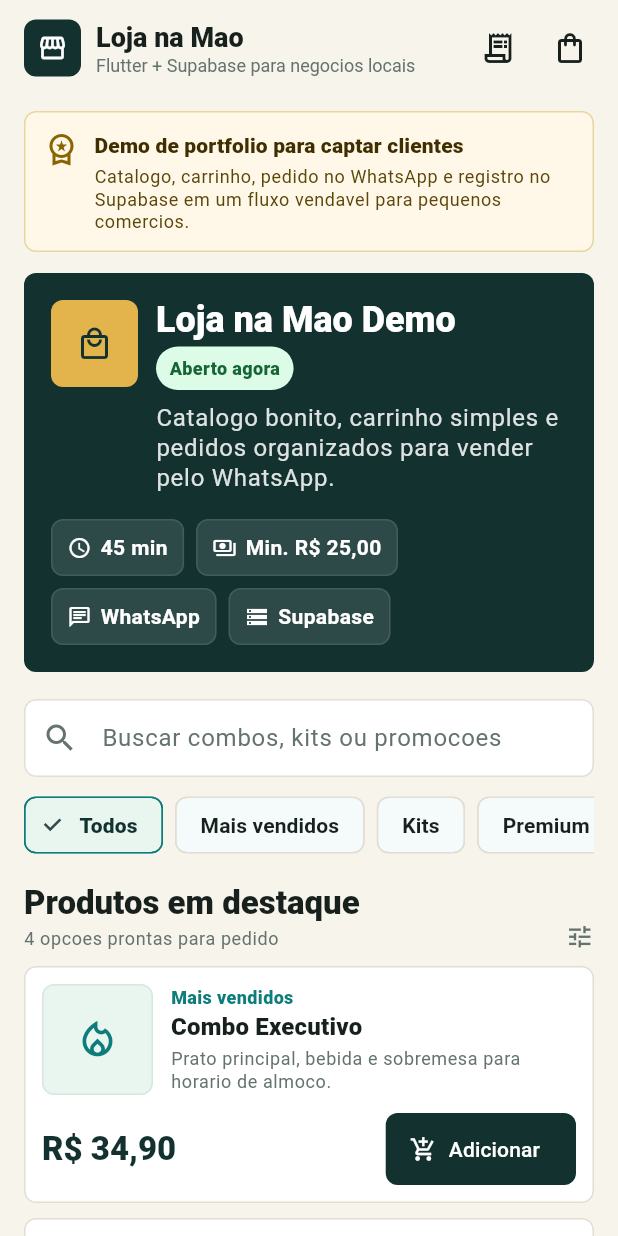
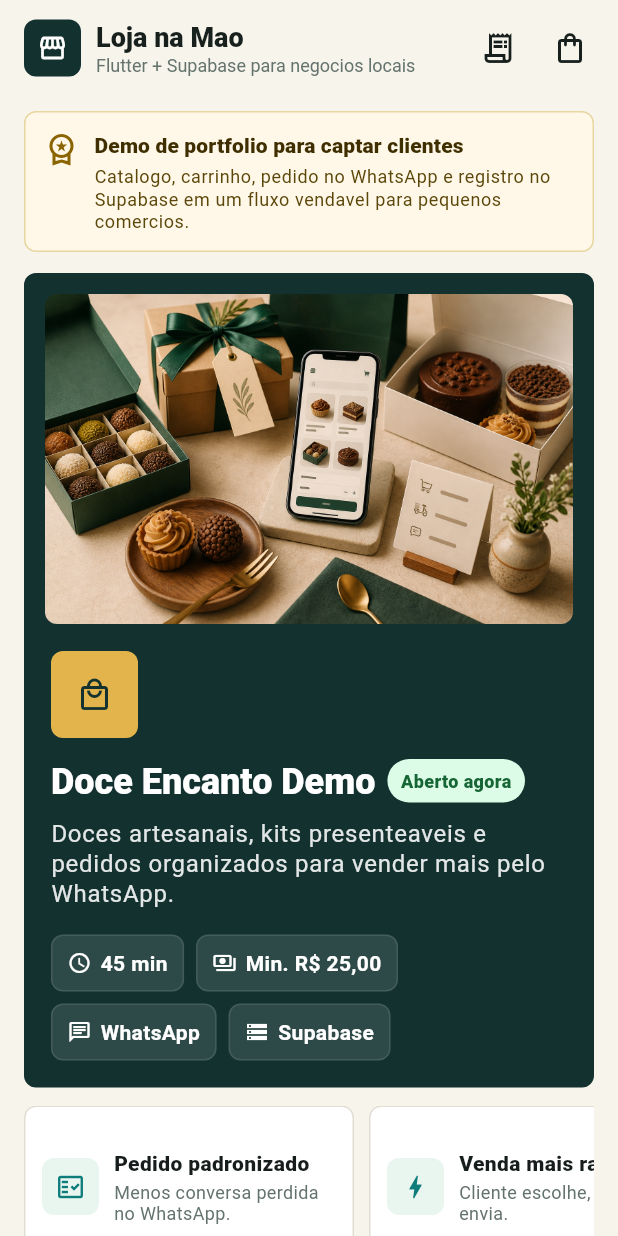
Before and after one commit to RyanSDeve/loja-na-mao, a Flutter app: the screen it shows after launch, on a phone screen of 412 x 824 dp. Run offline on Flutter 3.47's test engine with Material 3 defaults, Android fonts, the phone set to English and light mode, and no system bars; our stand-ins replace supabase_flutter; accounts and stored records are empty.

Commit message:
Refina demo para portfolio comercial

```diff
--- a/lib/main.dart
+++ b/lib/main.dart
@@ -403,6 +403,8 @@ class StorefrontMainColumn extends StatelessWidget {
         const PortfolioDemoBanner(),
         const SizedBox(height: 14),
         StoreHero(store: store),
+        const SizedBox(height: 12),
+        const BusinessImpactStrip(),
         const SizedBox(height: 18),
         SearchAndFilters(
           categories: categories,
@@ -475,6 +477,123 @@ class PortfolioDemoBanner extends StatelessWidget {
   }
 }
 
+class BusinessImpactStrip extends StatelessWidget {
+  const BusinessImpactStrip({super.key});
+
+  @override
+  Widget build(BuildContext context) {
+    const items = [
+      ImpactItemData(
+        icon: Icons.fact_check_outlined,
+        title: 'Pedido padronizado',
+        text: 'Menos conversa perdida no WhatsApp.',
+      ),
+      ImpactItemData(
+        icon: Icons.bolt_outlined,
+        title: 'Venda mais rapido',
+        text: 'Cliente escolhe, soma e envia.',
+      ),
+      ImpactItemData(
+        icon: Icons.storage_outlined,
+        title: 'Backend real',
+        text: 'Pedido registrado no Supabase.',
+      ),
+    ];
+
+    return LayoutBuilder(
+      builder: (context, constraints) {
+        if (constraints.maxWidth >= 760) {
+          return Row(
+            children: [
+              for (var index = 0; index < items.length; index++) ...[
+                Expanded(child: ImpactItem(data: items[index])),
+                if (index != items.length - 1) const SizedBox(width: 10),
+              ],
+            ],
+          );
+        }
+
+        return SizedBox(
+          height: 108,
+          child: ListView.separated(
+            scrollDirection: Axis.horizontal,
+            itemCount: items.length,
+            separatorBuilder: (_, __) => const SizedBox(width: 10),
+            itemBuilder: (context, index) {
+              return SizedBox(
+                width: 220,
+                child: ImpactItem(data: items[index]),
+              );
+            },
+          ),
+        );
+      },
+    );
+  }
+}
+
+class ImpactItemData {
+  const ImpactItemData({
+    required this.icon,
+    required this.title,
+    required this.text,
+  });
+
+  final IconData icon;
+  final String title;
+  final String text;
+}
+
+class ImpactItem extends StatelessWidget {
+  const ImpactItem({required this.data, super.key});
+
+  final ImpactItemData data;
+
+  @override
+  Widget build(BuildContext context) {
+    return Card(
+      child: Padding(
+        padding: const EdgeInsets.all(12),
+        child: Row(
+          children: [
+            Container(
+              width: 38,
+              height: 38,
+              decoration: BoxDecoration(
+                color: mint,
+                borderRadius: BorderRadius.circular(8),
+              ),
+              child: Icon(data.icon, color: emerald, size: 20),
+            ),
+            const SizedBox(width: 10),
+            Expanded(
+              child: Column(
+                crossAxisAlignment: CrossAxisAlignment.start,
+                mainAxisAlignment: MainAxisAlignment.center,
+                children: [
+                  Text(
+                    data.title,
+                    maxLines: 1,
+                    overflow: TextOverflow.ellipsis,
+                    style: const TextStyle(fontWeight: FontWeight.w900),
+                  ),
+                  const SizedBox(height: 3),
+                  Text(
+                    data.text,
+                    maxLines: 2,
+                    overflow: TextOverflow.ellipsis,
+                    style: const TextStyle(color: mutedInk, fontSize: 12, height: 1.2),
+                  ),
+                ],
+              ),
+            ),
+          ],
+        ),
+      ),
+    );
+  }
+}
+
 class StoreHero extends StatelessWidget {
   const StoreHero({required this.store, super.key});
 
@@ -482,16 +601,66 @@ class StoreHero extends StatelessWidget {
 
   @override
   Widget build(BuildContext context) {
+    return LayoutBuilder(
+      builder: (context, constraints) {
+        final isWide = constraints.maxWidth >= 720;
         return Container(
-      padding: const EdgeInsets.all(18),
+          padding: const EdgeInsets.all(14),
           decoration: BoxDecoration(
             color: forest,
             borderRadius: BorderRadius.circular(8),
           ),
+          child: isWide
+              ? Row(
+                  children: [
+                    Expanded(child: StoreHeroCopy(store: store)),
+                    const SizedBox(width: 16),
+                    const Expanded(child: StoreHeroImage()),
+                  ],
+                )
+              : Column(
+                  crossAxisAlignment: CrossAxisAlignment.start,
+                  children: [
+                    const StoreHeroImage(),
+                    const SizedBox(height: 14),
+                    StoreHeroCopy(store: store),
+                  ],
+                ),
+        );
+      },
+    );
+  }
+}
+
+class StoreHeroImage extends StatelessWidget {
+  const StoreHeroImage({super.key});
+
+  @override
+  Widget build(BuildContext context) {
+    return ClipRRect(
+      borderRadius: BorderRadius.circular(8),
+      child: AspectRatio(
+        aspectRatio: 16 / 10,
+        child: Image.asset(
+          'assets/images/storefront-hero.png',
+          fit: BoxFit.cover,
+          alignment: Alignment.center,
+        ),
+      ),
+    );
+  }
+}
+
+class StoreHeroCopy extends StatelessWidget {
+  const StoreHeroCopy({required this.store, super.key});
+
+  final Store store;
+
+  @override
+  Widget build(BuildContext context) {
+    return Padding(
+      padding: const EdgeInsets.all(4),
       child: Column(
-        crossAxisAlignment: CrossAxisAlignment.start,
-        children: [
-          Row(
         crossAxisAlignment: CrossAxisAlignment.start,
         children: [
           Container(
@@ -503,14 +672,10 @@ class StoreHero extends StatelessWidget {
             ),
             child: const Icon(Icons.local_mall_outlined, color: forest),
           ),
-              const SizedBox(width: 12),
-              Expanded(
-                child: Column(
-                  crossAxisAlignment: CrossAxisAlignment.start,
-                  children: [
+          const SizedBox(height: 14),
           Wrap(
             spacing: 8,
-                      runSpacing: 6,
+            runSpacing: 8,
             crossAxisAlignment: WrapCrossAlignment.center,
             children: [
               Text(
@@ -524,18 +689,13 @@ class StoreHero extends StatelessWidget {
               StoreStatusChip(isOpen: store.isOpen),
             ],
           ),
-                    const SizedBox(height: 8),
+          const SizedBox(height: 10),
           Text(
             store.headline,
             style: Theme.of(context).textTheme.bodyLarge?.copyWith(
-                            color: Colors.white.withValues(alpha: 0.86),
+                  color: Colors.white.withValues(alpha: 0.88),
                   height: 1.28,
                 ),
-                    ),
-                  ],
-                ),
-              ),
-            ],
           ),
           const SizedBox(height: 18),
           Wrap(
@@ -842,8 +1002,8 @@ class ProductThumb extends StatelessWidget {
   @override
   Widget build(BuildContext context) {
     final icon = switch (category) {
-      'Mais vendidos' => Icons.local_fire_department_outlined,
-      'Kits' => Icons.redeem_outlined,
+      'Mais pedidos' => Icons.local_fire_department_outlined,
+      'Presentes' => Icons.redeem_outlined,
       'Premium' => Icons.diamond_outlined,
       'Promocoes' => Icons.sell_outlined,
       _ => Icons.local_mall_outlined,
@@ -1615,9 +1775,10 @@ class StoreData {
     return StoreData(
       store: const Store(
         id: 'demo-store',
-        name: 'Loja na Mao Demo',
+        name: 'Doce Encanto Demo',
         whatsapp: '5599999999999',
-        headline: 'Catalogo bonito, carrinho simples e pedidos organizados para vender pelo WhatsApp.',
+        headline:
+            'Doces artesanais, kits presenteaveis e pedidos organizados para vender mais pelo WhatsApp.',
         deliveryMinutes: 45,
         minimumOrder: 25,
         isOpen: true,
@@ -1625,31 +1786,31 @@ class StoreData {
       products: const [
         Product(
           id: '1',
-          name: 'Combo Executivo',
-          description: 'Prato principal, bebida e sobremesa para horario de almoco.',
-          category: 'Mais vendidos',
-          price: 34.90,
+          name: 'Caixa Brigadeiros Gourmet',
+          description: 'Nove brigadeiros artesanais em embalagem pronta para presente.',
+          category: 'Mais pedidos',
+          price: 49.90,
         ),
         Product(
           id: '2',
-          name: 'Kit Presente',
-          description: 'Caixa pronta para datas especiais com embalagem personalizada.',
-          category: 'Kits',
-          price: 79.90,
+          name: 'Kit Presente Especial',
+          description: 'Selecao de doces finos com fita, tag e cartao para mensagem.',
+          category: 'Presentes',
+          price: 89.90,
         ),
         Product(
           id: '3',
-          name: 'Produto Premium',
-          description: 'Opcao de maior margem para destacar no topo da vitrine.',
+          name: 'Torta Chocolate Belga',
+          description: 'Torta premium para celebracoes, com cobertura cremosa e crocante.',
           category: 'Premium',
-          price: 129.90,
+          price: 139.90,
         ),
         Product(
           id: '4',
-          name: 'Oferta da Semana',
-          description: 'Promocao com preco atrativo para acelerar pedidos pelo WhatsApp.',
+          name: 'Combo Cafe da Tarde',
+          description: 'Mini tortas e docinhos para reunioes pequenas ou entrega rapida.',
           category: 'Promocoes',
-          price: 24.90,
+          price: 64.90,
         ),
       ],
     );
--- a/pubspec.yaml
+++ b/pubspec.yaml
@@ -21,3 +21,5 @@ dev_dependencies:
 
 flutter:
   uses-material-design: true
+  assets:
+    - assets/images/
```
Also changed, not shown: assets/images/storefront-hero.png (added), 7 other files. Lines whose indentation alone changed are shown as unchanged.
